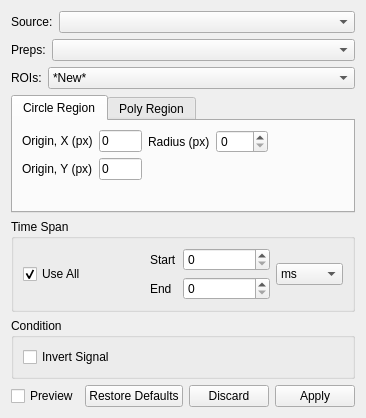
First picture: the form in src/ui/KairoSightWidgetIsolate.ui, repository kairosight/KairoSight, before the edit.
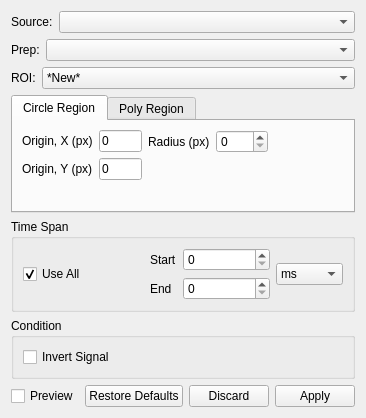
Second picture: the form after the edit. Custom widgets are drawn as their Qt base class.

Commit message: Assigning ROIs to a tiff, starting Analyze GUI

What changed in the file:
```diff
--- a/src/ui/KairoSightWidgetIsolate.ui
+++ b/src/ui/KairoSightWidgetIsolate.ui
@@ -67,7 +67,7 @@
         </sizepolicy>
        </property>
        <property name="text">
-        <string>Preps:</string>
+        <string>Prep:</string>
        </property>
        <property name="textFormat">
         <enum>Qt::PlainText</enum>
@@ -97,7 +97,7 @@
         </sizepolicy>
        </property>
        <property name="text">
-        <string>ROIs:</string>
+        <string>ROI:</string>
        </property>
        <property name="textFormat">
         <enum>Qt::PlainText</enum>
```
The commit also changes 6 other files.
